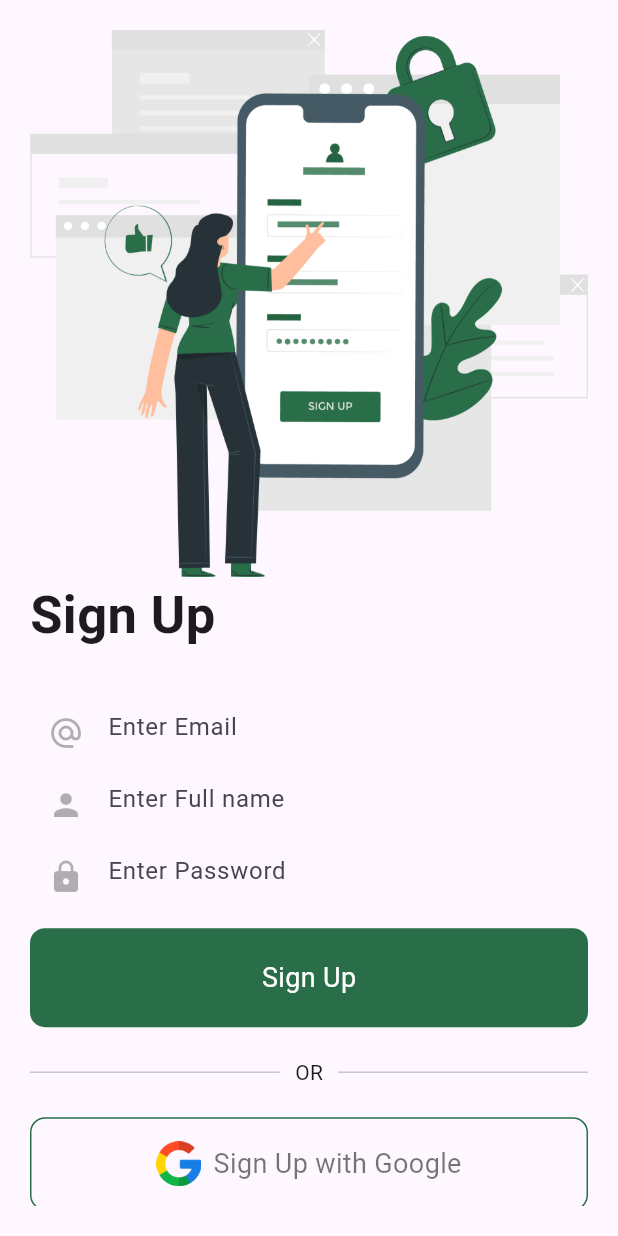
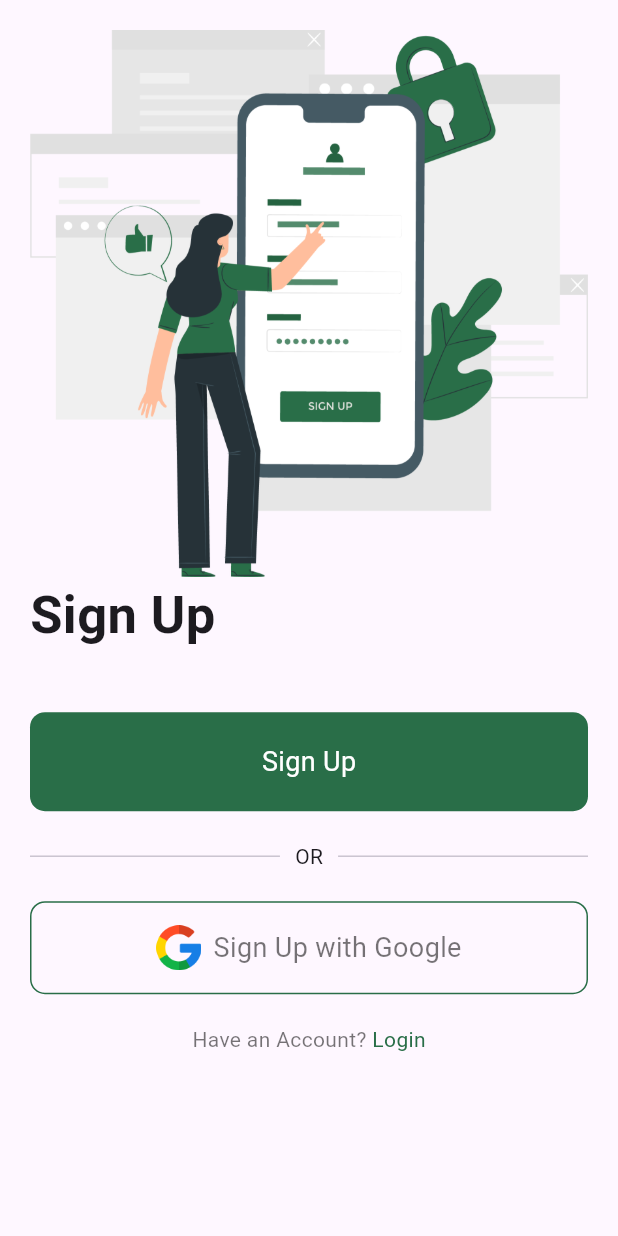
Before and after one commit to HongTrang834/Plant_Final_Final, a Flutter app: the SignUp screen opened directly, on a phone screen of 412 x 824 dp. Run offline on Flutter 3.47's test engine with Material 3 defaults, Android fonts, the light colour scheme and no system bars; our stand-ins replace animated_bottom_navigation_bar, camera, firebase_auth, firebase_core, page_transition; accounts and stored records are empty; network calls fail.

```diff
--- a/lib/main.dart
+++ b/lib/main.dart
@@ -1,16 +1,20 @@
 import 'package:flutter/material.dart';
 //import 'package:/flutter/cupertino.dart';
 import 'package:plant/ui/onboarding_screen.dart';
+import 'package:plant/ui/signin_page.dart';
+import 'package:firebase_core/firebase_core.dart';
 
-void main() {
-  runApp(MyApp());
+
+void main() async {
+  WidgetsFlutterBinding.ensureInitialized();
+  await Firebase.initializeApp(); // Initialize Firebase
+  runApp(const MyApp());
 }
 
 class MyApp extends StatelessWidget {
-  const MyApp({super.key});
+  const MyApp({Key? key}) : super(key: key);
 
-  @override
-  Widget build(BuildContext context) {
+   Widget build(BuildContext context) {
     return const MaterialApp(
       title: 'Onboarding Screen',
       home: OnboardingScreen(),
--- a/lib/ui/scan_page.dart
+++ b/lib/ui/scan_page.dart
@@ -1,7 +1,9 @@
 import 'package:flutter/material.dart';
 import 'package:plant/constants.dart';
 import 'package:plant/ui/root_page.dart';
-import 'package:plant/ui/screens/widgets/camera_test.dart';
+
+import 'screens/widgets/camera_test.dart';
+
 
 class ScanPage extends StatefulWidget {
   const ScanPage({Key? key}) : super(key: key);
--- a/lib/ui/screens/forgot_password.dart
+++ b/lib/ui/screens/forgot_password.dart
@@ -31,11 +31,11 @@ class ForgotPassword extends StatelessWidget {
               const SizedBox(
                 height: 30,
               ),
-              const CustomTextfield(
-                obscureText: false,
-                hintText: 'Enter Email',
-                icon: Icons.alternate_email,
-              ),
+              // const CustomTextfield(
+              //   obscureText: false,
+              //   hintText: 'Enter Email',
+              //   //icon: Icons.alternate_email, controller: null,
+              // ),
               GestureDetector(
                 onTap: () {},
                 child: Container(
--- a/lib/ui/screens/signup_page.dart
+++ b/lib/ui/screens/signup_page.dart
@@ -31,21 +31,21 @@ class SignUp extends StatelessWidget {
               const SizedBox(
                 height: 30,
               ),
-              const CustomTextfield(
-                obscureText: false,
-                hintText: 'Enter Email',
-                icon: Icons.alternate_email,
-              ),
-              const CustomTextfield(
-                obscureText: false,
-                hintText: 'Enter Full name',
-                icon: Icons.person,
-              ),
-              const CustomTextfield(
-                obscureText: true,
-                hintText: 'Enter Password',
-                icon: Icons.lock,
-              ),
+              // const CustomTextfield(
+              //   obscureText: false,
+              //   hintText: 'Enter Email',
+              //   icon: Icons.alternate_email,
+              // ),
+              // const CustomTextfield(
+              //   obscureText: false,
+              //   hintText: 'Enter Full name',
+              //   icon: Icons.person,
+              // ),
+              // const CustomTextfield(
+              //   obscureText: true,
+              //   hintText: 'Enter Password',
+              //   icon: Icons.lock,
+              // ),
               const SizedBox(
                 height: 10,
               ),
```
Also changed, not shown: lib/ui/screens/widgets/custom_textfield.dart (+9 -4 lines), 2 other files.
